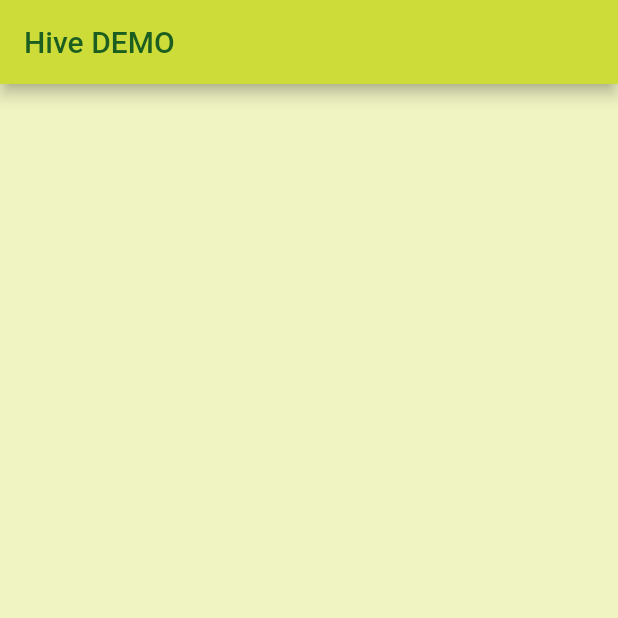
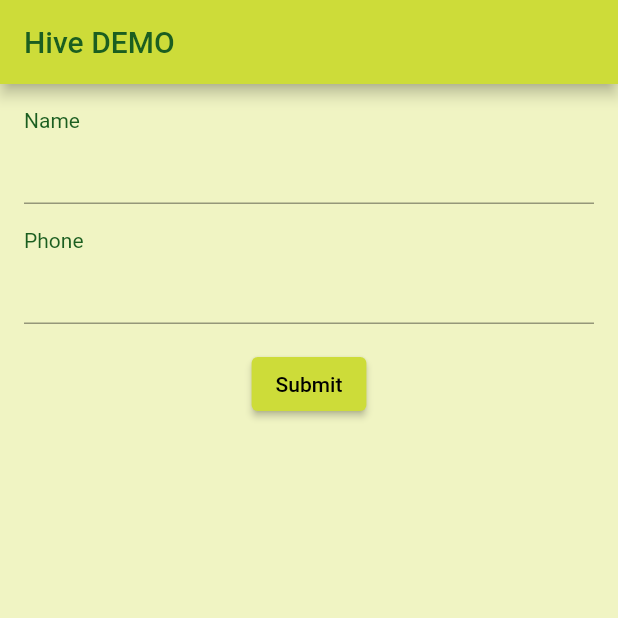
Before and after one commit to MSavioti/study_flutter_hive, a Flutter app: the screen it shows after launch, on a phone screen of 412 x 824 dp, the top half of it. Run offline on Flutter 3.47's test engine with Material 2 defaults, Android fonts, the phone set to English and light mode, and no system bars.

Commit message:
finalizado o form

```diff
--- a/lib/app/app.dart
+++ b/lib/app/app.dart
@@ -10,7 +10,7 @@ class App extends StatelessWidget {
       theme: ThemeData(
         primarySwatch: Colors.lime,
         textTheme: TextTheme(
-          bodyText2: TextStyle(color: Colors.white),
+          bodyText2: TextStyle(color: Colors.green[900]),
         ),
       ),
       home: HomePage(),
--- a/lib/pages/home/home_page.dart
+++ b/lib/pages/home/home_page.dart
@@ -1,3 +1,4 @@
+import 'package:estudo_hive/pages/home/widgets/contact_form.dart';
 import 'package:flutter/material.dart';
 
 class HomePage extends StatelessWidget {
@@ -6,6 +7,7 @@ class HomePage extends StatelessWidget {
   @override
   Widget build(BuildContext context) {
     return Scaffold(
+      resizeToAvoidBottomInset: false,
       backgroundColor: Colors.lime[100],
       appBar: AppBar(
         title: Text(
@@ -15,7 +17,7 @@ class HomePage extends StatelessWidget {
           ),
         ),
       ),
-      body: Center(),
+      body: ContactForm(),
     );
   }
 }
--- /dev/null
+++ b/lib/pages/home/widgets/contact_form.dart
@@ -0,0 +1,83 @@
+import 'package:estudo_hive/shared/models/contact.dart';
+import 'package:flutter/material.dart';
+
+class ContactForm extends StatefulWidget {
+  @override
+  _ContactFormState createState() => _ContactFormState();
+}
+
+class _ContactFormState extends State<ContactForm> {
+  final GlobalKey<FormState> _formKey = GlobalKey<FormState>();
+  final TextEditingController _nameController = TextEditingController();
+  final TextEditingController _phoneController = TextEditingController();
+
+  String? _validateTextField(String? inputText) {
+    if ((inputText == null) || (inputText.isEmpty)) {
+      return 'This field can\'t be left blank';
+    }
+
+    return null;
+  }
+
+  @override
+  Widget build(BuildContext context) {
+    return Form(
+      key: _formKey,
+      child: Column(
+        crossAxisAlignment: CrossAxisAlignment.start,
+        children: [
+          SizedBox(height: 16.0),
+          Padding(
+            padding: const EdgeInsets.symmetric(horizontal: 16.0),
+            child: Text('Name'),
+          ),
+          Padding(
+            padding: const EdgeInsets.symmetric(horizontal: 16.0),
+            child: TextFormField(
+              validator: _validateTextField,
+              controller: _nameController,
+            ),
+          ),
+          SizedBox(height: 16.0),
+          Padding(
+            padding: const EdgeInsets.symmetric(horizontal: 16.0),
+            child: Text('Phone'),
+          ),
+          Padding(
+            padding: const EdgeInsets.symmetric(horizontal: 16.0),
+            child: TextFormField(
+              validator: _validateTextField,
+              controller: _phoneController,
+            ),
+          ),
+          SizedBox(height: 16.0),
+          Row(
+            mainAxisAlignment: MainAxisAlignment.center,
+            children: [
+              ElevatedButton(
+                onPressed: () {
+                  if (_formKey.currentState!.validate()) {
+                    showDialog(
+                      context: context,
+                      builder: (context) {
+                        return AlertDialog(
+                          content: Text(
+                            Contact(
+                              name: _nameController.text,
+                              phoneNumber: _phoneController.text,
+                            ).toString(),
+                          ),
+                        );
+                      },
+                    );
+                  }
+                },
+                child: Text('Submit'),
+              ),
+            ],
+          ),
+        ],
+      ),
+    );
+  }
+}
--- a/lib/shared/models/contact.dart
+++ b/lib/shared/models/contact.dart
@@ -6,4 +6,9 @@ class Contact {
     required this.name,
     required this.phoneNumber,
   });
+
+  @override
+  String toString() {
+    return 'Name: $name\nPhone: $phoneNumber';
+  }
 }
```
Also changed, not shown: lib/pages/home/widgets/person_form.dart (deleted, +0 -13 lines).
